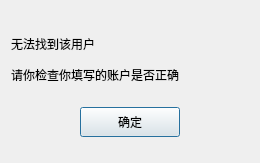
Qt form TianChat/findfaildlg.ui (TianJinzi/TianChat) before a commit.
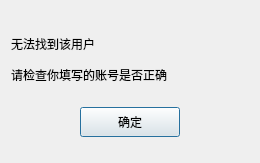
The same form after that commit. Custom widgets are drawn as their Qt base class.

Patch:
```diff
--- a/TianChat/findfaildlg.ui
+++ b/TianChat/findfaildlg.ui
@@ -10,10 +10,22 @@
     <height>163</height>
    </rect>
   </property>
+  <property name="sizePolicy">
+   <sizepolicy hsizetype="Preferred" vsizetype="Ignored">
+    <horstretch>0</horstretch>
+    <verstretch>0</verstretch>
+   </sizepolicy>
+  </property>
   <property name="minimumSize">
    <size>
-    <width>5</width>
-    <height>0</height>
+    <width>260</width>
+    <height>163</height>
+   </size>
+  </property>
+  <property name="maximumSize">
+   <size>
+    <width>260</width>
+    <height>163</height>
    </size>
   </property>
   <property name="windowTitle">
@@ -70,7 +82,7 @@
       </size>
      </property>
      <property name="text">
-      <string>请你检查你填写的账户是否正确</string>
+      <string>请检查你填写的账号是否正确</string>
      </property>
     </widget>
    </item>
```
Left out of the diff: 4 changed lines with no effect on the pictures.
